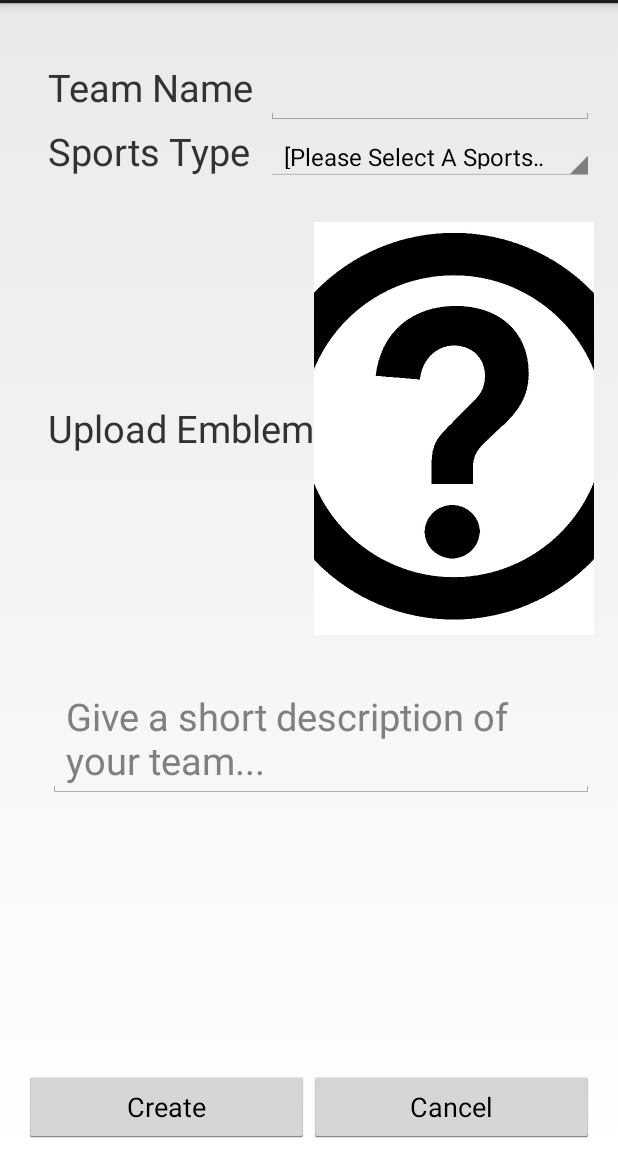
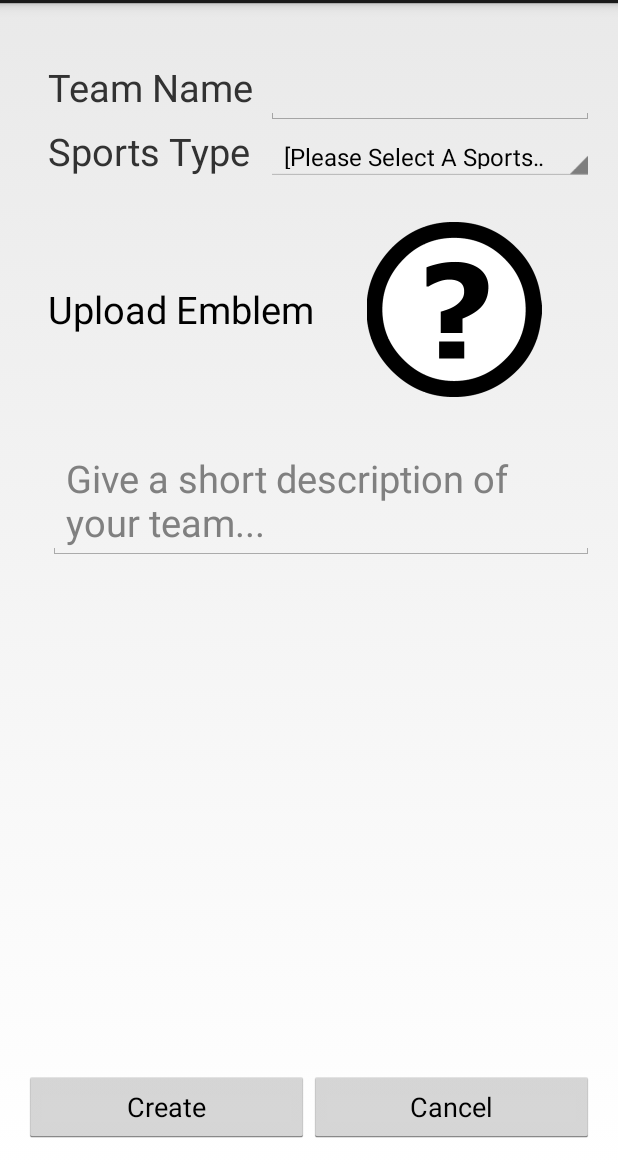
Before and after one commit to happyWinner/SportsBuddy, an Android app: the NewTeamActivity screen opened directly, with no data from a screen before it, on a phone screen of 412 x 824 dp, the part 69-1236 px from its top. Run offline under Robolectric (Android 15) with nearby library versions, the phone set to English and light mode, and no system bars; 1 statement that could not run was skipped.

Commit message:
Modified create team UI; fixed bug (new user login)

```diff
--- a/app/src/main/java/com/qianchen/sportsbuddy/EventFragment.java
+++ b/app/src/main/java/com/qianchen/sportsbuddy/EventFragment.java
@@ -285,6 +285,8 @@ public class EventFragment extends Fragment {
 
                         // dismiss the popup window
                         popupWindow.dismiss();
+
+                        // todo: update event participants
                     } else {
                         switch (e.getCode()) {
                             case ParseException.INTERNAL_SERVER_ERROR:
--- a/app/src/main/java/com/qianchen/sportsbuddy/NewEventActivity.java
+++ b/app/src/main/java/com/qianchen/sportsbuddy/NewEventActivity.java
@@ -104,6 +104,7 @@ public class NewEventActivity extends Activity {
         if (requestCode == REQUEST_CODE && resultCode == RESULT_OK) {
             latLng = data.getParcelableExtra("latLng");
             addressText = data.getStringExtra("addressText");
+            ((Button) findViewById(R.id.button_location)).setText(addressText);
         }
     }
 
--- a/app/src/main/java/com/qianchen/sportsbuddy/NewTeamActivity.java
+++ b/app/src/main/java/com/qianchen/sportsbuddy/NewTeamActivity.java
@@ -20,7 +20,7 @@ import android.view.inputmethod.InputMethodManager;
 import android.widget.ArrayAdapter;
 import android.widget.Button;
 import android.widget.EditText;
-import android.widget.ImageButton;
+import android.widget.ImageView;
 import android.widget.RelativeLayout;
 import android.widget.TableLayout;
 import android.widget.Toast;
@@ -45,9 +45,10 @@ public class NewTeamActivity extends Activity {
 
     private NoDefaultSpinner sportsTypeSpinner;
     private EditText editTeamName;
-    private ImageButton buttonUploadEmblem;
+    private Button buttonUploadEmblem;
     private EditText editTeamDescription;
     private ParseFile emblem;
+    private ImageView emblemImageView;
 
     @Override
     protected void onCreate(Bundle savedInstanceState) {
@@ -63,7 +64,8 @@ public class NewTeamActivity extends Activity {
         // get references of views
         editTeamName = (EditText) findViewById(R.id.edit_team_name);
         sportsTypeSpinner = (NoDefaultSpinner) findViewById(R.id.spinner_sports_type);
-        buttonUploadEmblem = (ImageButton) findViewById(R.id.button_upload_emblem);
+        buttonUploadEmblem = (Button) findViewById(R.id.button_upload_emblem);
+        emblemImageView = (ImageView) findViewById(R.id.image_view_emblem);
         editTeamDescription = (EditText) findViewById(R.id.edit_team_description);
 
 
@@ -87,8 +89,6 @@ public class NewTeamActivity extends Activity {
             public void afterTextChanged(Editable s) {
             }
         });
-
-
 
         // Create an ArrayAdapter using the string array and a default spinner layout
         ArrayAdapter<CharSequence> sportTypeAdapter = ArrayAdapter.createFromResource(this, R.array.sport_type_array, android.R.layout.simple_spinner_item);
@@ -182,13 +182,13 @@ public class NewTeamActivity extends Activity {
             BitmapDrawable emblemDrawable = new BitmapDrawable(resizedBitmap);
 
             // show the emblem selected on the image button
-            buttonUploadEmblem.setImageDrawable(emblemDrawable);
+            emblemImageView.setImageDrawable(emblemDrawable);
 
             // convert the emblem as ParseFile
             ByteArrayOutputStream stream = new ByteArrayOutputStream();
             resizedBitmap.compress(Bitmap.CompressFormat.PNG, 100, stream);
             byte[] byteArray = stream.toByteArray();
-            emblem = new ParseFile("emblem.png",byteArray);
+            emblem = new ParseFile("emblem.png", byteArray);
         }
     }
 
@@ -218,10 +218,12 @@ public class NewTeamActivity extends Activity {
             }
             String sportsType = sportsTypeSpinner.getSelectedItem().toString();
 
-            //  check whether emblem
+            //  set default emblem if user hasn't upload customized emblem
             if (emblem == null) {
-                Toast.makeText(getApplicationContext(), getString(R.string.error_empty_emblem), Toast.LENGTH_SHORT).show();
-                return;
+                ByteArrayOutputStream stream = new ByteArrayOutputStream();
+                BitmapFactory.decodeResource(getResources(), R.drawable.ic_default_team_emblem).compress(Bitmap.CompressFormat.PNG, 100, stream);
+                byte[] byteArray = stream.toByteArray();
+                emblem = new ParseFile("emblem.png", byteArray);
             }
 
             // get team description
--- a/app/src/main/res/layout/activity_new_team.xml
+++ b/app/src/main/res/layout/activity_new_team.xml
@@ -62,19 +62,20 @@
                 android:textSize="@dimen/text_size">
             </TableRow>
             <TableRow>
-                <TextView
+                <Button
+                    android:background="?android:attr/selectableItemBackground"
+                    android:id="@+id/button_upload_emblem"
                     android:layout_width="wrap_content"
                     android:layout_height="wrap_content"
                     android:layout_gravity="center"
                     android:text="@string/label_upload_emblem"
                     android:textSize="@dimen/text_size"/>
-                <ImageButton
+                <ImageView
+                    android:id="@+id/image_view_emblem"
+                    android:src="@drawable/ic_upload_emblem"
                     android:layout_width="0dp"
                     android:layout_height="wrap_content"
-                    android:layout_weight="3"
-                    android:src="@drawable/ic_upload_emblem"
-                    android:background="?android:attr/selectableItemBackground"
-                    android:id="@+id/button_upload_emblem" />
+                    android:layout_weight="3" />
             </TableRow>
             <TableRow
                 android:layout_height="wrap_content"
--- a/app/src/main/res/values/strings.xml
+++ b/app/src/main/res/values/strings.xml
@@ -86,7 +86,6 @@
     <string name="prompt_sports_type">[Please Select A Sports Type]</string>
     <string name="error_empty_team_name">Please input team name!</string>
     <string name="error_empty_sports_type">Please select a sports type!</string>
-    <string name="error_empty_emblem">Please select an emblem!</string>
     <string name="error_team_name_taken">The team name is already taken</string>
     <string name="team_created_successfully">Your team is created successfully!</string>
 </resources>
```
Also changed, not shown: app/src/main/java/com/qianchen/sportsbuddy/MainActivity.java (+9 -5 lines), app/src/main/res/drawable-xxhdpi/ic_default_team_emblem.9.png (added), app/src/main/res/drawable-xxhdpi/ic_upload_emblem.9.png.
